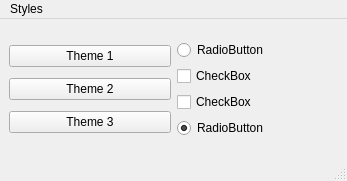
This is examples/runtime/main_window.ui in UN-GCPDS/qt-material as Qt 5 draws it before an edit. The edited form follows.
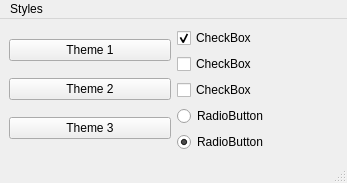
This is the edited form.

The edit to the form file:
```diff
--- a/examples/runtime/main_window.ui
+++ b/examples/runtime/main_window.ui
@@ -42,18 +42,30 @@
     </item>
     <item row="0" column="1">
      <layout class="QVBoxLayout" name="verticalLayout_2">
-      <item>
-       <widget class="QRadioButton" name="radioButton_2">
-        <property name="text">
-         <string>RadioButton</string>
-        </property>
-       </widget>
-      </item>
       <item>
        <widget class="QCheckBox" name="checkBox_2">
         <property name="text">
          <string>CheckBox</string>
         </property>
+        <property name="checked">
+         <bool>true</bool>
+        </property>
+        <property name="tristate">
+         <bool>true</bool>
+        </property>
+       </widget>
+      </item>
+      <item>
+       <widget class="QCheckBox" name="checkBox_3">
+        <property name="text">
+         <string>CheckBox</string>
+        </property>
+        <property name="checked">
+         <bool>false</bool>
+        </property>
+        <property name="tristate">
+         <bool>true</bool>
+        </property>
        </widget>
       </item>
       <item>
@@ -63,6 +75,13 @@
         </property>
        </widget>
       </item>
+      <item>
+       <widget class="QRadioButton" name="radioButton_2">
+        <property name="text">
+         <string>RadioButton</string>
+        </property>
+       </widget>
+      </item>
       <item>
        <widget class="QRadioButton" name="radioButton">
         <property name="text">
```
